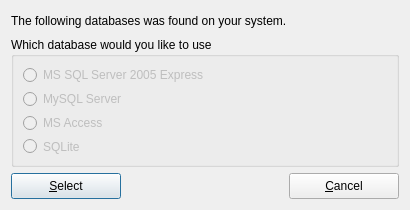
Old version of the form trunk/libdms/ui/database.ui in the repository BackupTheBerlios/dms-svn.
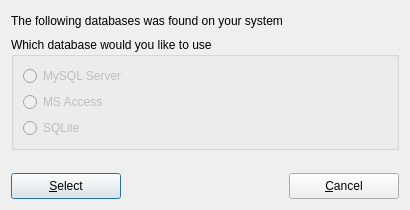
New version of the form. Icons and pictures are not drawn.

Commit message: * removed support for ms sql server 2005 * enabled database selction widget

```diff
--- a/trunk/libdms/ui/database.ui
+++ b/trunk/libdms/ui/database.ui
@@ -55,18 +55,6 @@
      </property>
      <layout class="QGridLayout" >
       <item row="0" column="0" >
-       <layout class="QVBoxLayout" >
-        <item>
-         <widget class="QRadioButton" name="rbtnMSSqlServer" >
-          <property name="enabled" >
-           <bool>false</bool>
-          </property>
-          <property name="text" >
-           <string>MS SQL Server 2005 Express</string>
-          </property>
-         </widget>
-        </item>
-        <item>
          <widget class="QRadioButton" name="rbtnMySqlServer" >
           <property name="enabled" >
            <bool>false</bool>
@@ -76,7 +64,7 @@
           </property>
          </widget>
         </item>
-        <item>
+      <item row="1" column="0" >
          <widget class="QRadioButton" name="rbtnMSAccess" >
           <property name="enabled" >
            <bool>false</bool>
@@ -86,7 +74,7 @@
           </property>
          </widget>
         </item>
-        <item>
+      <item row="2" column="0" >
          <widget class="QRadioButton" name="rbtnSqlLite" >
           <property name="enabled" >
            <bool>false</bool>
@@ -97,8 +85,6 @@
          </widget>
         </item>
        </layout>
-      </item>
-     </layout>
     </widget>
    </item>
    <item row="2" column="0" colspan="2" >
@@ -108,8 +94,8 @@
      </property>
      <property name="sizeHint" >
       <size>
-       <width>20</width>
-       <height>40</height>
+       <width>392</width>
+       <height>16</height>
       </size>
      </property>
     </spacer>
```
Lines whose indentation alone changed are shown as unchanged. The commit also changes 3 other files.
